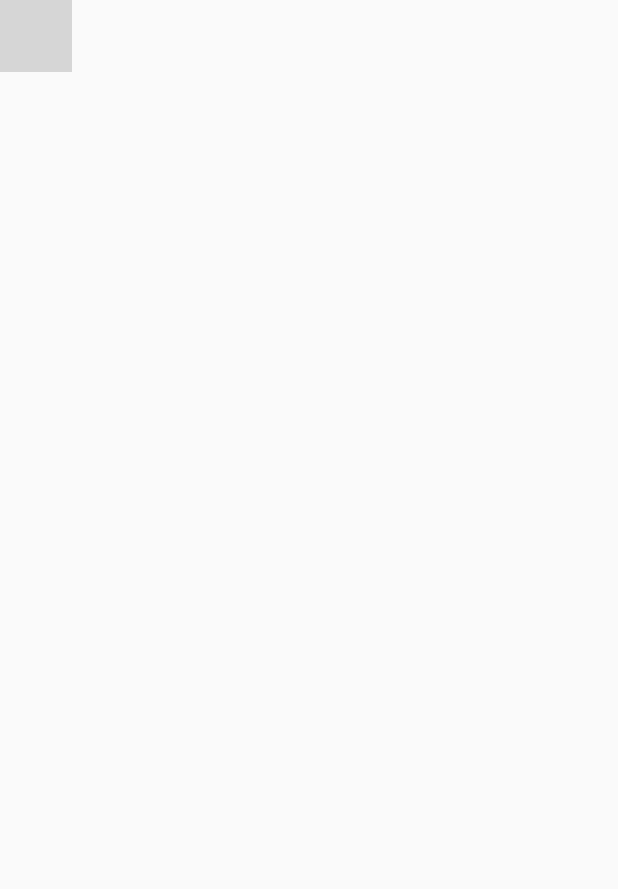
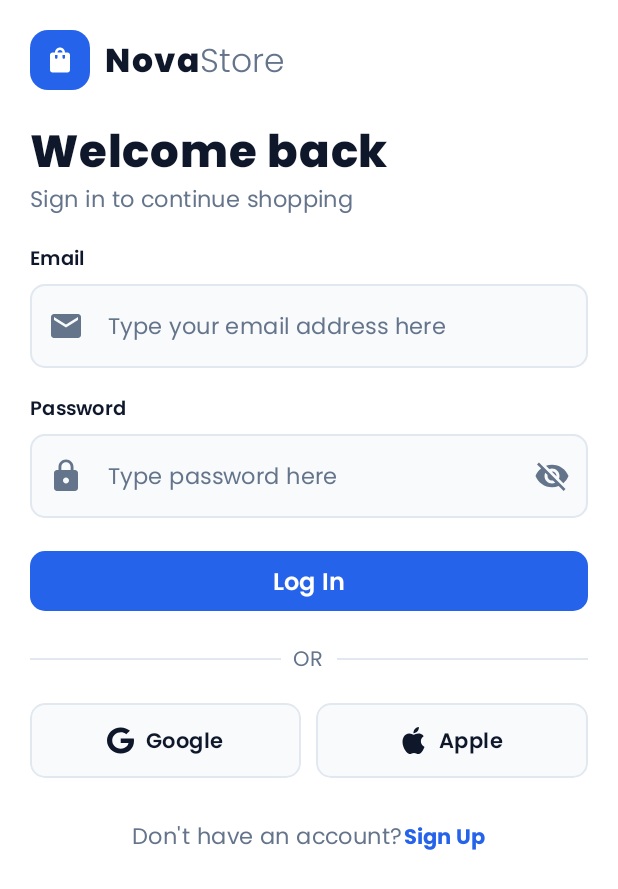
Before and after one commit to VihagaYohan/NovaStore, an Android app built with Jetpack Compose: the screen it shows after launch (MainActivity), on a phone screen of 412 x 824 dp. Shown: the top 889 px of the screen. Run offline under Robolectric (Android 15) with nearby library versions, the phone set to English and light mode, and no system bars; grey boxes are pictures that could not be loaded.

Commit message:
Login page

```diff
--- a/app/src/main/java/com/lumly/novastore/MainActivity.kt
+++ b/app/src/main/java/com/lumly/novastore/MainActivity.kt
@@ -4,15 +4,11 @@ import android.os.Bundle
 import androidx.activity.ComponentActivity
 import androidx.activity.compose.setContent
 import androidx.activity.enableEdgeToEdge
-import androidx.compose.foundation.layout.fillMaxSize
-import androidx.compose.foundation.layout.padding
-import androidx.compose.material3.Scaffold
 import androidx.compose.material3.Text
 import androidx.compose.runtime.Composable
 import androidx.compose.ui.Modifier
 import androidx.compose.ui.tooling.preview.Preview
 import com.lumly.novastore.ui.screens.auth.LoginPage
-import com.lumly.novastore.ui.screens.auth.RegistrationPage
 import com.lumly.novastore.ui.screens.onboarding.OnboardingPage
 import com.lumly.novastore.ui.theme.NovastoreTheme
 
@@ -22,7 +18,7 @@ class MainActivity : ComponentActivity() {
         enableEdgeToEdge()
         setContent {
             NovastoreTheme {
-                RegistrationPage()
+                LoginPage()
             }
         }
     }
--- /dev/null
+++ b/app/src/main/java/com/lumly/novastore/ui/screens/auth/LoginPage.kt
@@ -0,0 +1,287 @@
+package com.lumly.novastore.ui.screens.auth
+
+import android.graphics.Color
+import androidx.annotation.DrawableRes
+import androidx.compose.foundation.background
+import androidx.compose.foundation.border
+import androidx.compose.foundation.clickable
+import androidx.compose.foundation.layout.Arrangement
+import androidx.compose.foundation.layout.Box
+import androidx.compose.foundation.layout.Column
+import androidx.compose.foundation.layout.Row
+import androidx.compose.foundation.layout.fillMaxSize
+import androidx.compose.foundation.layout.fillMaxWidth
+import androidx.compose.foundation.layout.height
+import androidx.compose.foundation.layout.padding
+import androidx.compose.foundation.layout.size
+import androidx.compose.foundation.rememberScrollState
+import androidx.compose.foundation.shape.RoundedCornerShape
+import androidx.compose.foundation.verticalScroll
+import androidx.compose.material.icons.Icons
+import androidx.compose.material.icons.filled.Email
+import androidx.compose.material.icons.filled.Lock
+import androidx.compose.material.icons.filled.ShoppingBag
+import androidx.compose.material3.Icon
+import androidx.compose.material3.MaterialTheme
+import androidx.compose.material3.Scaffold
+import androidx.compose.material3.Text
+import androidx.compose.runtime.Composable
+import androidx.compose.ui.Alignment
+import androidx.compose.ui.Modifier
+import androidx.compose.ui.draw.clip
+import androidx.compose.ui.res.painterResource
+import androidx.compose.ui.text.font.FontWeight
+import androidx.compose.ui.tooling.preview.Preview
+import androidx.compose.ui.unit.dp
+import androidx.compose.ui.unit.sp
+import com.lumly.novastore.R
+import com.lumly.novastore.ui.components.AppButton
+import com.lumly.novastore.ui.components.AppTextField
+import com.lumly.novastore.ui.theme.NovastoreTheme
+
+@Composable
+fun LoginPage(modifier: Modifier = Modifier) {
+    Scaffold(
+        modifier = Modifier.fillMaxSize(),
+        containerColor = MaterialTheme.colorScheme.background
+    ) { innerPadding ->
+        Column(
+            modifier = Modifier
+                .fillMaxSize()
+                .padding(paddingValues = innerPadding)
+                .verticalScroll(rememberScrollState())
+                .padding(20.dp),
+            verticalArrangement = Arrangement.spacedBy(20.dp)
+        ) {
+            Logo()
+            Welcome()
+            FormContainer()
+            SocialLoginContainer()
+            Footer()
+        }
+    }
+}
+
+@Composable
+fun Logo() {
+    Row(
+        horizontalArrangement = Arrangement.spacedBy(space = 10.dp),
+        verticalAlignment = Alignment.CenterVertically
+    ) {
+        // icons
+        Box(
+            modifier = Modifier
+                .size(40.dp)
+                .clip(shape = RoundedCornerShape(size = 12.dp))
+                .background(color = MaterialTheme.colorScheme.primary),
+            contentAlignment = Alignment.Center
+        ) {
+            Icon(
+                imageVector = Icons.Default.ShoppingBag,
+                contentDescription = "nova store logo",
+                modifier = Modifier
+                    .size(20.dp),
+                tint = MaterialTheme.colorScheme.onPrimary
+            )
+        }
+
+        // app title
+        Row(verticalAlignment = Alignment.CenterVertically) {
+            Text(
+                text = "Nova",
+                style = MaterialTheme.typography.titleLarge.copy(
+                    fontWeight = FontWeight.ExtraBold,
+                    fontSize = 22.sp,
+                    letterSpacing = 1.sp
+                ),
+                color = MaterialTheme.colorScheme.onBackground
+            )
+
+            Text(
+                text = "Store",
+                style = MaterialTheme.typography.titleLarge.copy(
+                    fontWeight = FontWeight.Light,
+                    fontSize = 22.sp
+                ),
+                color = MaterialTheme.colorScheme.onSurfaceVariant
+            )
+        }
+    }
+}
+
+@Composable
+fun Welcome() {
+    Column() {
+        Text(
+            text = "Welcome back",
+            style = MaterialTheme.typography.headlineLarge.copy(
+                fontWeight = FontWeight.ExtraBold,
+                fontSize = 30.sp
+            )
+        )
+
+        Text(text = "Sign in to continue shopping",
+            style = MaterialTheme.typography.bodyLarge,
+            color = MaterialTheme.colorScheme.onSurfaceVariant)
+    }
+}
+
+@Composable
+fun FormContainer() {
+    Column(
+        verticalArrangement = Arrangement.spacedBy(18.dp)
+    ) {
+        AppTextField(
+            label = "Email",
+            placeholder = "Type your email address here",
+            securedField = false,
+            leadingIcon = Icons.Default.Email
+        )
+
+        AppTextField(
+            label = "Password",
+            placeholder = "Type password here",
+            securedField = true,
+            leadingIcon = Icons.Default.Lock
+        )
+
+        AppButton(
+            modifier = Modifier
+                .fillMaxWidth(),
+            label = "Log In",
+            onClick = {}
+        )
+
+        // divider
+        Row(
+            modifier = Modifier
+                .fillMaxWidth(),
+            verticalAlignment = Alignment.CenterVertically,
+            horizontalArrangement = Arrangement.spacedBy(8.dp)
+        ) {
+            Box(
+                modifier = Modifier
+                    .weight(1f)
+                    .height(1.dp)
+                    .background(color = MaterialTheme.colorScheme.outline)
+            )
+
+            Text(text = "OR",
+                style = MaterialTheme.typography.bodyMedium,
+                color = MaterialTheme.colorScheme.onSurfaceVariant)
+
+            Box(
+                modifier = Modifier
+                    .weight(1f)
+                    .height(1.dp)
+                    .background(color = MaterialTheme.colorScheme.outline)
+            )
+        }
+
+    }
+}
+
+@Composable
+fun SocialLoginContainer() {
+    Row(
+        modifier = Modifier.fillMaxWidth(),
+        verticalAlignment = Alignment.CenterVertically,
+        horizontalArrangement = Arrangement.spacedBy(10.dp)
+    ) {
+        SocialButton(
+            modifier = Modifier
+                .weight(1f),
+            label = "Google",
+            icon = R.drawable.font_awesome_google,
+            onClick = {},
+            contentDescription = "Google sign In"
+        )
+
+        SocialButton(
+            modifier = Modifier
+                .weight(1f),
+            label = "Apple",
+            icon = R.drawable.simple_icons_apple,
+            onClick = {},
+            contentDescription = "Apple sign In"
+        )
+    }
+}
+
+@Composable
+fun SocialButton(
+    modifier: Modifier = Modifier,
+    label: String,
+    onClick: () -> Unit,
+    @DrawableRes icon: Int,
+    contentDescription: String
+) {
+    Box(
+        modifier = modifier
+            .height(50.dp)
+            .clip(shape = RoundedCornerShape(10.dp))
+            .background(color = MaterialTheme.colorScheme.surface)
+            .border(
+                width = 1.dp,
+                color = MaterialTheme.colorScheme.outline,
+                shape = RoundedCornerShape(size = 10.dp))
+            .clickable(onClick = onClick),
+        contentAlignment = Alignment.Center
+    ) {
+        Row(
+            verticalAlignment = Alignment.CenterVertically,
+            horizontalArrangement = Arrangement.spacedBy(8.dp),
+            modifier = Modifier.padding(horizontal = 10.dp)
+        ) {
+            Icon(
+                painter = painterResource(id = icon),
+                contentDescription = contentDescription,
+                tint = MaterialTheme.colorScheme.onSurface,
+                modifier = Modifier
+                    .size(18.dp)
+            )
+
+            Text(
+                text = label,
+                style = MaterialTheme.typography.bodyLarge.copy(
+                    fontWeight = FontWeight.SemiBold,
+                    fontSize = 14.sp
+                ),
+                color = MaterialTheme.colorScheme.onSurface
+            )
+        }
+    }
+}
+
+@Composable
+fun Footer() {
+    Row(
+        modifier = Modifier.fillMaxWidth().padding(vertical  = 8.dp),
+        horizontalArrangement = Arrangement.Center,
+        verticalAlignment = Alignment.CenterVertically
+    ) {
+        Text(
+            text = "Don't have an account?",
+            style = MaterialTheme.typography.bodyLarge,
+            color = MaterialTheme.colorScheme.onSurfaceVariant
+        )
+
+        Text(
+            text = "Sign Up",
+            style = MaterialTheme.typography.titleSmall.copy(
+                fontWeight = FontWeight.Bold,
+                color = MaterialTheme.colorScheme.primary
+            ),
+            modifier = Modifier.clickable(onClick = {})
+        )
+    }
+}
+
+
+@Preview(showBackground = true)
+@Composable
+fun LoginPagePreview() {
+    NovastoreTheme {
+        LoginPage()
+    }
+}
--- /dev/null
+++ b/app/src/main/res/drawable/font_awesome_google.xml
@@ -0,0 +1,9 @@
+<vector xmlns:android="http://schemas.android.com/apk/res/android"
+    android:width="24dp"
+    android:height="24dp"
+    android:viewportWidth="488"
+    android:viewportHeight="512">
+  <path
+      android:pathData="M488,261.8C488,403.3 391.1,504 248,504 110.8,504 0,393.2 0,256S110.8,8 248,8c66.8,0 123,24.5 166.3,64.9l-67.5,64.9C258.5,52.6 94.3,116.6 94.3,256c0,86.5 69.1,156.6 153.7,156.6 98.2,0 135,-70.4 140.8,-106.9H248v-85.3h236.1c2.3,12.7 3.9,24.9 3.9,41.4z"
+      android:fillColor="#000000"/>
+</vector>
--- /dev/null
+++ b/app/src/main/res/drawable/simple_icons_apple.xml
@@ -0,0 +1,9 @@
+<vector xmlns:android="http://schemas.android.com/apk/res/android"
+    android:width="24dp"
+    android:height="24dp"
+    android:viewportWidth="24"
+    android:viewportHeight="24">
+  <path
+      android:pathData="M12.152,6.896c-0.948,0 -2.415,-1.078 -3.96,-1.04 -2.04,0.027 -3.91,1.183 -4.961,3.014 -2.117,3.675 -0.546,9.103 1.519,12.09 1.013,1.454 2.208,3.09 3.792,3.039 1.52,-0.065 2.09,-0.987 3.935,-0.987 1.831,0 2.35,0.987 3.96,0.948 1.637,-0.026 2.676,-1.48 3.676,-2.948 1.156,-1.688 1.636,-3.325 1.662,-3.415 -0.039,-0.013 -3.182,-1.221 -3.22,-4.857 -0.026,-3.04 2.48,-4.494 2.597,-4.559 -1.429,-2.09 -3.623,-2.324 -4.39,-2.376 -2,-0.156 -3.675,1.09 -4.61,1.09zM15.53,3.83c0.843,-1.012 1.4,-2.427 1.245,-3.83 -1.207,0.052 -2.662,0.805 -3.532,1.818 -0.78,0.896 -1.454,2.338 -1.273,3.714 1.338,0.104 2.715,-0.688 3.559,-1.701"
+      android:fillColor="#000000"/>
+</vector>
--- a/app/src/main/res/values/strings.xml
+++ b/app/src/main/res/values/strings.xml
@@ -1,3 +1,5 @@
 <resources>
     <string name="app_name">novastore</string>
+    <string name="nova">Nova</string>
+    <string name="store">Store</string>
 </resources>
```
